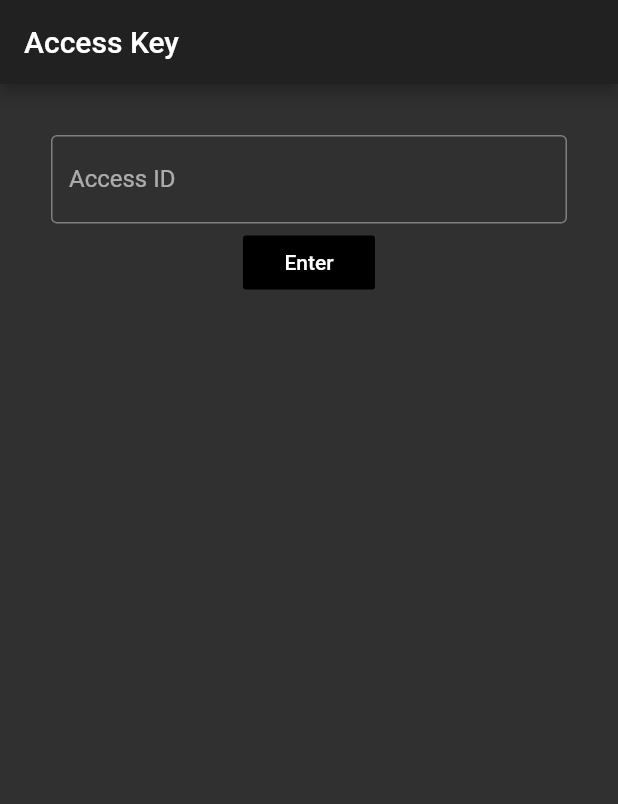
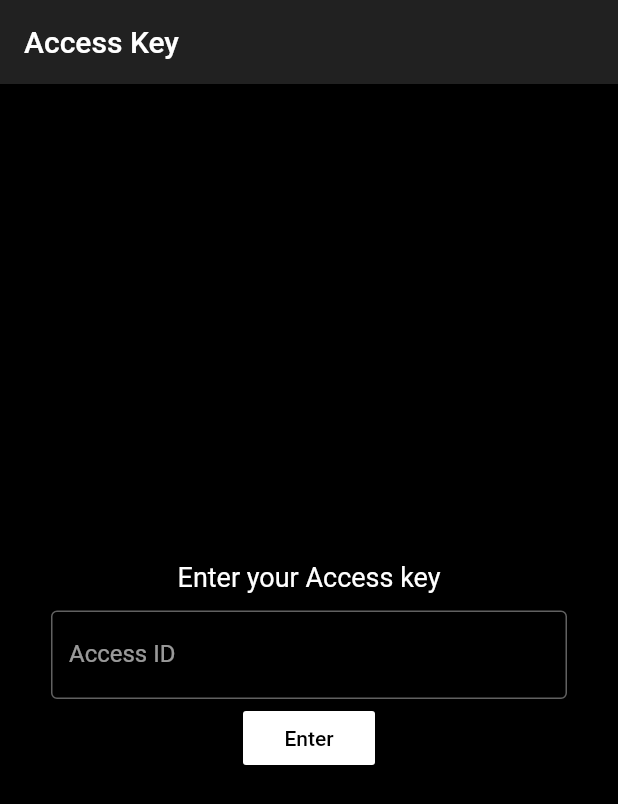
Before and after one commit to murtaza-wali/TimePunch, a Flutter app: the screen it shows after launch, on a phone screen of 412 x 824 dp. Shown: the top 804 px of the screen. Run offline on Flutter 3.47's test engine with Material 2 defaults, Android fonts, the phone set to English and light mode, and no system bars; our stand-ins replace device_info_plus, location, progress_dialog, rflutter_alert, shared_preferences; missing offline and left inert: get_ip, minimize_app.

Commit message:
// update code

```diff
--- a/lib/AccesskeyScreen.dart
+++ b/lib/AccesskeyScreen.dart
@@ -81,15 +81,24 @@ class _AccesskeyState extends State<Accesskey> {
   @override
   Widget build(BuildContext context) {
     return Scaffold(
+      backgroundColor: Colors.black,
       appBar: AppBar(
         title: Text('Access Key'),
       ),
-      body: SingleChildScrollView(
+      body: Align(
+        alignment: Alignment.center,
         child: Container(
             padding: const EdgeInsets.all(32),
             child: Column(
               mainAxisAlignment: MainAxisAlignment.center,
-          crossAxisAlignment: CrossAxisAlignment.center, children: <Widget>[
+              crossAxisAlignment: CrossAxisAlignment.center,
+              children: <Widget>[
+                Padding(
+                    padding: EdgeInsets.all(10),
+                    child: Text(
+                      'Enter your Access key',
+                      style: TextStyle(color: Colors.white, fontSize: 18),
+                    )),
                 Container(
                     margin: EdgeInsets.all(2),
                     child: TextField(
@@ -105,8 +114,8 @@ class _AccesskeyState extends State<Accesskey> {
                 Container(
                   child: Center(
                     child: FlatButton(
-                color: Colors.black,
-                textColor: Colors.white,
+                      color: Colors.white,
+                      textColor: Colors.black,
                       child: Text('Enter'),
                       onPressed: () {
                         setState(() {
@@ -124,12 +133,14 @@ class _AccesskeyState extends State<Accesskey> {
                               _ip,
                             )
                                 .then((value) {
-                        Map<String, dynamic> user = jsonDecode(value!.body);
+                              Map<String, dynamic> user =
+                                  jsonDecode(value!.body);
                               status = user['status'];
                               active = user['isactive'];
                               akey = user['akey'];
                               empcode = user['empcode'];
                               emp_name = user['emp_name'];
+                              print('empcode${empcode}');
 
                               if (status == 200) {
                                 print('status: ${status}');
@@ -147,7 +158,7 @@ class _AccesskeyState extends State<Accesskey> {
                                     'Successfully Registered!', 'OK');
                               } else if (status == 404) {
                                 ErrorPopup(
-                              context, 'Error', 'Unsuccessfull!', 'OK');
+                                    context, 'Error', 'Enter Invalid Key!', 'OK');
                               }
                             });
                           }
@@ -157,13 +168,13 @@ class _AccesskeyState extends State<Accesskey> {
                   ),
                 ),
               ],
+            )),
       ),
-      ),
-    ),);
+    );
   }
 
-  ErrorPopup(BuildContext dialogContext, String title, String msg,
-      String okbtn) {
+  ErrorPopup(
+      BuildContext dialogContext, String title, String msg, String okbtn) {
     var alertStyle = AlertStyle(
       animationType: AnimationType.grow,
       overlayColor: Colors.black87,
@@ -193,8 +204,8 @@ class _AccesskeyState extends State<Accesskey> {
         ]).show();
   }
 
-  confirmationPopup(BuildContext dialogContext, String title, String msg,
-      String okbtn) {
+  confirmationPopup(
+      BuildContext dialogContext, String title, String msg, String okbtn) {
     var alertStyle = AlertStyle(
       animationType: AnimationType.grow,
       overlayColor: Colors.black87,
--- a/lib/postAPI/postapi.dart
+++ b/lib/postAPI/postapi.dart
@@ -36,9 +36,9 @@ class postJSON {
     // Uri.parse must when you are passing URL.
     var deviceURL =
         Uri.parse(BaseURL().Auth + "timepunch/submit/" + employeecode);
-    print('Device  url${deviceURL}');
+    print('Device  url231${deviceURL}');
     var deviceresult = await http.post(deviceURL);
-    print('Device result${deviceresult.body}');
+    print('Device result231${deviceresult.body}');
     if (deviceresult.statusCode == 200) {
       return deviceresult;
     }
```
Also changed, not shown: lib/listen_location.dart (+51 -13 lines), lib/main.dart (+29 -2 lines). Lines whose indentation alone changed are shown as unchanged.
